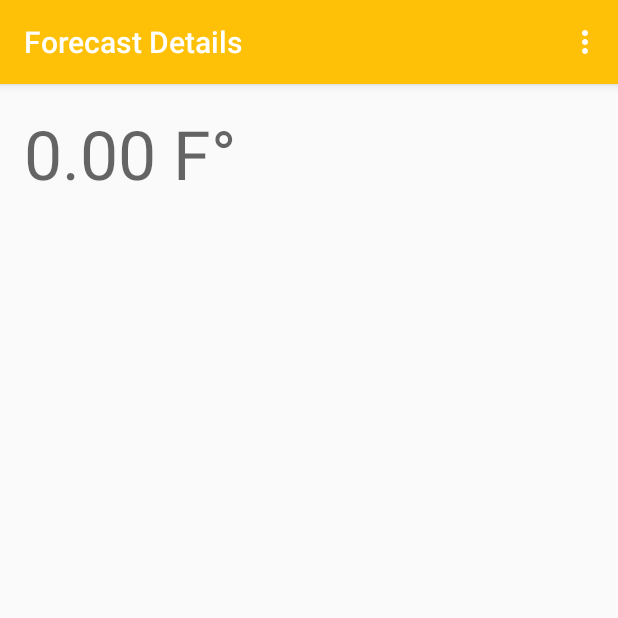
After one commit to nicknakov/AD340, an Android app: the ForecastDetailsActivity screen opened directly, with no data from a screen before it, on a phone screen of 412 x 824 dp, the top half of it. The commit adds this screen. Run offline under Robolectric (Android 15) with nearby library versions, the phone set to English and light mode, and no system bars.

Commit message:
new functionality

```diff
--- a/app/src/main/AndroidManifest.xml
+++ b/app/src/main/AndroidManifest.xml
@@ -9,6 +9,9 @@
         android:roundIcon="@mipmap/ic_launcher_round"
         android:supportsRtl="true"
         android:theme="@style/AppTheme">
+        <activity android:name=".details.ForecastDetailsActivity">
+
+        </activity>
         <activity android:name=".MainActivity">
             <intent-filter>
                 <action android:name="android.intent.action.MAIN" />
--- /dev/null
+++ b/app/src/main/java/com/nstoreonline/ad340/TempDisplaySettingManager.kt
@@ -0,0 +1,20 @@
+package com.nstoreonline.ad340
+
+import android.content.Context
+
+enum class TempDisplaySetting{
+    Fahrenheit, Celsius
+}
+
+class TempDisplaySettingManager(context: Context){
+    private val preferences = context.getSharedPreferences("settings", Context.MODE_PRIVATE)
+
+    fun updateSetting(setting: TempDisplaySetting){
+        preferences.edit().putString("key_temp_display", setting.name).apply()
+    }
+
+    fun getTempDisplaySetting() : TempDisplaySetting {
+        val settingValue = preferences.getString("key_temp_display", TempDisplaySetting.Fahrenheit.name)?: TempDisplaySetting.Fahrenheit.name
+        return TempDisplaySetting.valueOf(settingValue)
+    }
+}
--- /dev/null
+++ b/app/src/main/java/com/nstoreonline/ad340/details/ForecastDetailsActivity.kt
@@ -0,0 +1,50 @@
+package com.nstoreonline.ad340.details
+
+import androidx.appcompat.app.AppCompatActivity
+import android.os.Bundle
+import android.view.Menu
+import android.view.MenuInflater
+import android.view.MenuItem
+import android.widget.TextView
+import com.nstoreonline.ad340.*
+
+class ForecastDetailsActivity : AppCompatActivity() {
+
+    private lateinit var tempDisplaySettingManager: TempDisplaySettingManager
+    override fun onCreate(savedInstanceState: Bundle?) {
+        super.onCreate(savedInstanceState)
+        setContentView(R.layout.activity_forecast_details)
+        // sets title of the activity
+        setTitle(R.string.forecast_details)
+
+        val tempText = findViewById<TextView>(R.id.tempText)
+        val descText = findViewById<TextView>(R.id.descriptionText)
+
+        tempDisplaySettingManager = TempDisplaySettingManager(this)
+
+        /*val temp = intent.getFloatExtra("key_temp", 0f)
+        val description = intent.getStringExtra("key_description")*/
+        val temp = intent.getFloatExtra("key_temp", 0f)
+        tempText.text = formatTempForDisplay(temp, tempDisplaySettingManager.getTempDisplaySetting())
+        descText.text = intent.getStringExtra("key_description")
+    }
+
+    // region Menu Settings Config
+    override fun onCreateOptionsMenu(menu: Menu?): Boolean {
+        val inflater: MenuInflater = menuInflater
+        inflater.inflate(R.menu.settings_menu, menu)
+        return true
+    }
+
+    override fun onOptionsItemSelected(item: MenuItem): Boolean {
+        // Handle item selection
+        return when(item.itemId){
+            R.id.tempDisplaySettings ->{
+                showTempDisplaySettingsDialog(this, tempDisplaySettingManager)
+                return true
+            }
+            else -> super.onOptionsItemSelected(item)
+        }
+    }
+    // endregion
+}
--- /dev/null
+++ b/app/src/main/res/layout/activity_forecast_details.xml
@@ -0,0 +1,33 @@
+<?xml version="1.0" encoding="utf-8"?>
+<androidx.constraintlayout.widget.ConstraintLayout xmlns:android="http://schemas.android.com/apk/res/android"
+    xmlns:app="http://schemas.android.com/apk/res-auto"
+    xmlns:tools="http://schemas.android.com/tools"
+    android:layout_width="match_parent"
+    android:layout_height="match_parent"
+    tools:context=".details.ForecastDetailsActivity">
+
+    <TextView
+        android:id="@+id/tempText"
+        android:layout_width="0dp"
+        android:layout_height="wrap_content"
+        android:layout_marginStart="16dp"
+        android:layout_marginTop="16dp"
+        android:layout_marginEnd="16dp"
+        android:maxLines="1"
+        android:ellipsize="end"
+        android:textAppearance="@style/TextAppearance.AppCompat.Display2"
+        app:layout_constraintEnd_toEndOf="parent"
+        app:layout_constraintHorizontal_bias="0.0"
+        app:layout_constraintStart_toStartOf="parent"
+        app:layout_constraintTop_toTopOf="parent"
+        tools:text="75.4°" />
+
+    <TextView
+        android:id="@+id/descriptionText"
+        android:layout_width="wrap_content"
+        android:layout_height="wrap_content"
+        android:textAppearance="@style/TextAppearance.AppCompat.Display1"
+        app:layout_constraintStart_toStartOf="@+id/tempText"
+        app:layout_constraintTop_toBottomOf="@+id/tempText"
+        tools:text="Partly Cloudy" />
+</androidx.constraintlayout.widget.ConstraintLayout>
--- /dev/null
+++ b/app/src/main/res/menu/settings_menu.xml
@@ -0,0 +1,8 @@
+<?xml version="1.0" encoding="utf-8"?>
+<menu xmlns:app="http://schemas.android.com/apk/res-auto"
+    xmlns:android="http://schemas.android.com/apk/res/android">
+
+    <item
+        android:id="@+id/tempDisplaySettings"
+        android:title="Display Units" />
+</menu>
--- a/app/src/main/res/values/strings.xml
+++ b/app/src/main/res/values/strings.xml
@@ -1,5 +1,6 @@
 <resources>
-    <string name="app_name">AD 340</string>
+    <string name="app_name">AD 340 Weather</string>
+    <string name="forecast_details">Forecast Details</string>
     <string name="zipcode_entry_error">Please enter valid zip code!</string>
 
     <string name="forecast_clicked_format">Forecast: %1$.2f %2$s</string>
```
Also changed, not shown: app/src/main/java/com/nstoreonline/ad340/DailyForecastAdapter.kt (+7 -4 lines), app/src/main/java/com/nstoreonline/ad340/ForecastUtils.kt (added, +39 -0 lines), app/src/main/java/com/nstoreonline/ad340/MainActivity.kt (+41 -5 lines).
